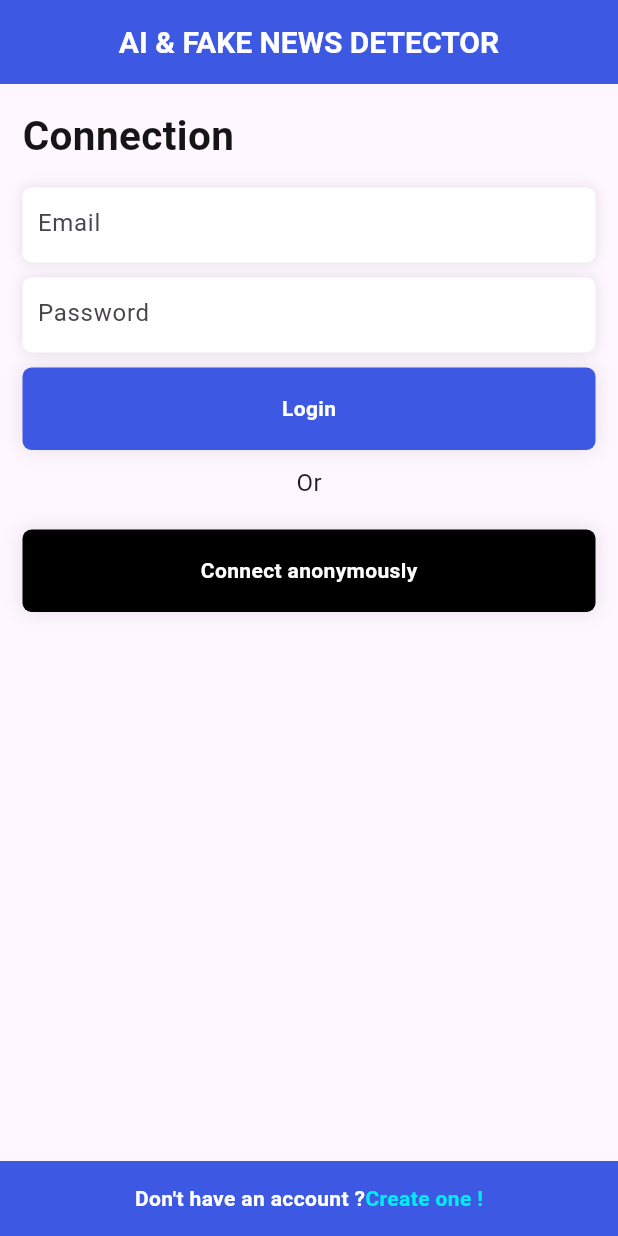
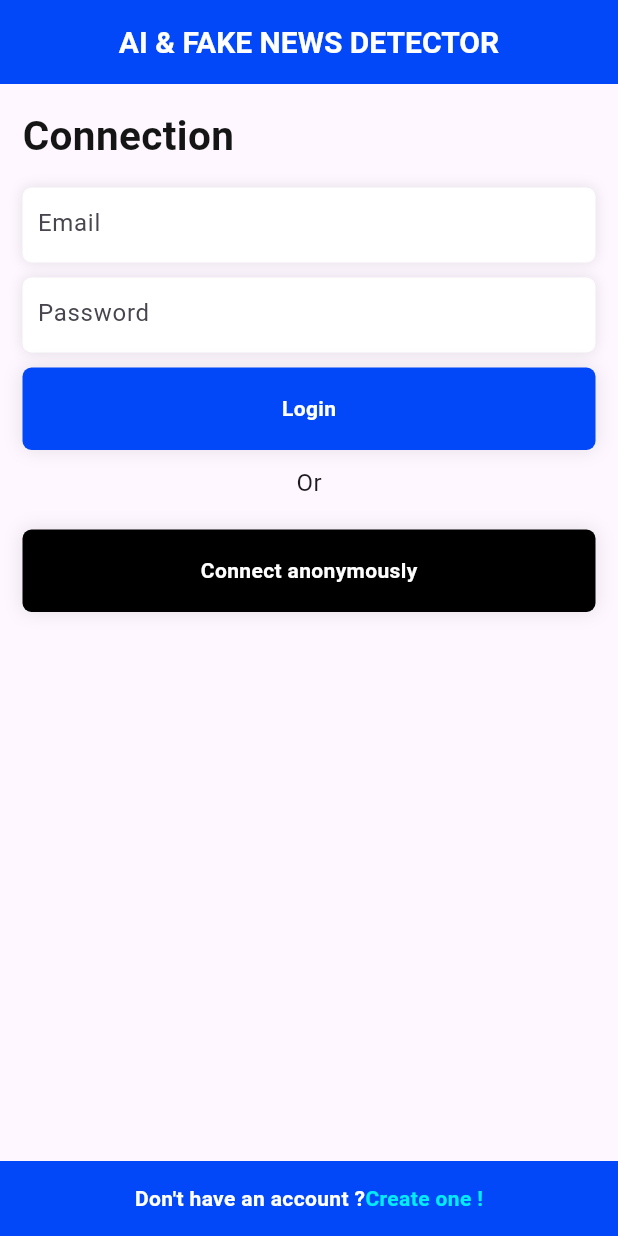
Before and after one commit to juanvictorqwerty/AI_AND_FAKE_NEWS_DETECTOR-, a Flutter app: the screen it shows after launch, on a phone screen of 412 x 824 dp. Run offline on Flutter 3.47's test engine with Material 3 defaults, Android fonts, the phone set to English and light mode, and no system bars; our stand-ins replace get.

Commit message:
minor style color improved

```diff
--- a/ai_fake_news_detector/lib/utils/global.colors.dart
+++ b/ai_fake_news_detector/lib/utils/global.colors.dart
@@ -1,6 +1,6 @@
 import 'package:flutter/material.dart';
 
 class GlobalColors {
-  static const Color mainColor = Color.fromARGB(255, 61, 89, 228);
+  static const Color mainColor = Color.fromARGB(255, 3, 72, 248);
   static const Color textColor = Color.fromARGB(255, 21, 21, 21);
 }
```
